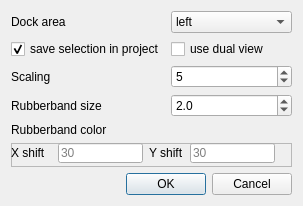
Above: ui/ui_settings.ui from azvoleff/teamqgis before the change. Below: the same form after it.
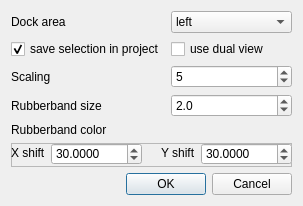
That is the form after the change.

Commit message: Change global xres/yres setting to spin box.

Diff of the .ui file:
```diff
--- a/ui/ui_settings.ui
+++ b/ui/ui_settings.ui
@@ -146,42 +146,10 @@
        <string>X shift</string>
       </property>
      </widget>
-     <widget class="QLineEdit" name="xres">
-      <property name="geometry">
-       <rect>
-        <x>47</x>
-        <y>0</y>
-        <width>85</width>
-        <height>20</height>
-       </rect>
-      </property>
-      <property name="inputMethodHints">
-       <set>Qt::ImhDigitsOnly|Qt::ImhPreferNumbers</set>
-      </property>
-      <property name="placeholderText">
-       <string>30</string>
-      </property>
-     </widget>
-     <widget class="QLineEdit" name="yres">
-      <property name="geometry">
-       <rect>
-        <x>179</x>
-        <y>0</y>
-        <width>85</width>
-        <height>20</height>
-       </rect>
-      </property>
-      <property name="inputMethodHints">
-       <set>Qt::ImhDigitsOnly|Qt::ImhPreferNumbers</set>
-      </property>
-      <property name="placeholderText">
-       <string>30</string>
-      </property>
-     </widget>
      <widget class="QLabel" name="label_6">
       <property name="geometry">
        <rect>
-        <x>138</x>
+        <x>150</x>
         <y>0</y>
         <width>35</width>
         <height>20</height>
@@ -191,6 +159,50 @@
        <string>Y shift</string>
       </property>
      </widget>
+     <widget class="QDoubleSpinBox" name="yres">
+      <property name="geometry">
+       <rect>
+        <x>190</x>
+        <y>0</y>
+        <width>91</width>
+        <height>22</height>
+       </rect>
+      </property>
+      <property name="decimals">
+       <number>4</number>
+      </property>
+      <property name="minimum">
+       <double>0.000000000000000</double>
+      </property>
+      <property name="maximum">
+       <double>600.000000000000000</double>
+      </property>
+      <property name="value">
+       <double>30.000000000000000</double>
+      </property>
+     </widget>
+     <widget class="QDoubleSpinBox" name="xres">
+      <property name="geometry">
+       <rect>
+        <x>40</x>
+        <y>0</y>
+        <width>91</width>
+        <height>22</height>
+       </rect>
+      </property>
+      <property name="decimals">
+       <number>4</number>
+      </property>
+      <property name="minimum">
+       <double>0.000000000000000</double>
+      </property>
+      <property name="maximum">
+       <double>600.000000000000000</double>
+      </property>
+      <property name="value">
+       <double>30.000000000000000</double>
+      </property>
+     </widget>
     </widget>
    </item>
   </layout>
```
The commit also changes 4 other files.
